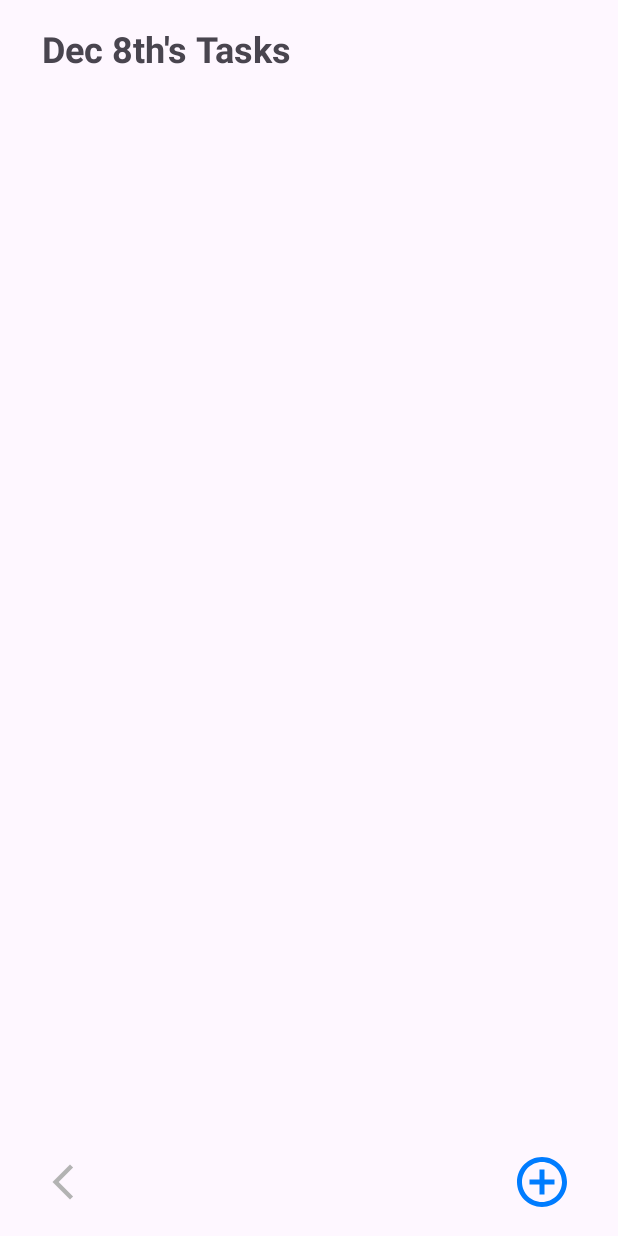
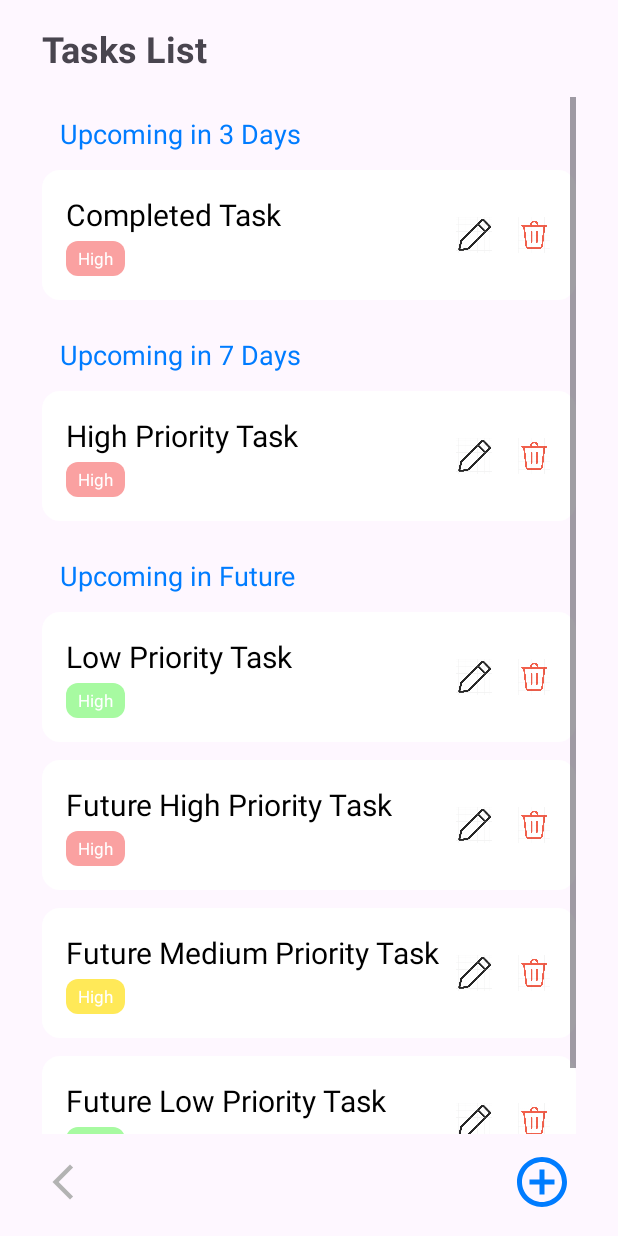
Before and after one commit to lamooji/Memomate, an Android app: the fragment ViewTaskListFragment shown on its own in the app's theme, on a phone screen of 412 x 824 dp. Run offline under Robolectric (Android 15) with nearby library versions, the phone set to English and light mode, and no system bars; our stand-ins replace Room's generated code.

Commit message:
working calendar function and edit

```diff
--- a/app/src/main/java/com/cs407/memoMate/CalendarFragment.kt
+++ b/app/src/main/java/com/cs407/memoMate/CalendarFragment.kt
@@ -104,6 +104,10 @@ class CalendarFragment : Fragment(R.layout.fragment_calendar) {
             loadTasksForCurrentMonth()
             dateSelector.updateMonth(currentMonth)
         }
+
+        val backButton = view.findViewById<ImageView>(R.id.going_back_calendar)
+        backButton.setOnClickListener { requireActivity().onBackPressedDispatcher.onBackPressed() }
+
     }
 
     private fun setupWeekTitle(titlesContainer: LinearLayout) {
@@ -176,6 +180,4 @@ class CalendarFragment : Fragment(R.layout.fragment_calendar) {
             .commit()
     }
 
-
-
 }
--- a/app/src/main/java/com/cs407/memoMate/Data/NoteDatabase.kt
+++ b/app/src/main/java/com/cs407/memoMate/Data/NoteDatabase.kt
@@ -41,15 +41,31 @@ interface TaskDao {
     @Query("SELECT COUNT(*) FROM task_list")
     suspend fun getTaskCount(): Int
 
-    @Query("SELECT * FROM task_list WHERE julianday(ddl) - julianday(:currentDate) < 3 AND julianday(ddl) >= julianday(:currentDate)")
+    @Query("""
+    SELECT *
+    FROM task_list
+    WHERE julianday(ddl) - julianday(:currentDate) < 3
+      AND julianday(ddl) >= julianday(:currentDate)
+    """)
     suspend fun getTasksWithinThreeDays(currentDate: String): List<Task>
 
-    @Query("SELECT * FROM task_list WHERE julianday(ddl / 1000, 'unixepoch') - julianday(:currentDate) > 3 AND julianday(ddl / 1000, 'unixepoch') - julianday(:currentDate) <= 5")
+    @Query("""
+    SELECT *
+    FROM task_list
+    WHERE julianday(ddl) - julianday(:currentDate) > 3
+      AND julianday(ddl) - julianday(:currentDate) <= 5
+    """)
     suspend fun getTasksBetweenThreeAndFiveDays(currentDate: String): List<Task>
 
-    @Query("SELECT * FROM task_list WHERE julianday(ddl / 1000, 'unixepoch') - julianday(:currentDate) > 7")
+    @Query("""
+    SELECT *
+    FROM task_list
+    WHERE julianday(ddl) - julianday(:currentDate) > 7
+    """)
     suspend fun getTasksAfterSevenDays(currentDate: String): List<Task>
+
 }
+
 
 @Database(entities = [Task::class], version = 2)
 abstract class NoteDatabase : RoomDatabase() {
--- a/app/src/main/java/com/cs407/memoMate/MainPageFragment.kt
+++ b/app/src/main/java/com/cs407/memoMate/MainPageFragment.kt
@@ -69,8 +69,6 @@ class MainPageFragment : Fragment(), AddTaskMenu.TaskDialogListener {
                 .addToBackStack(null)
                 .commit()
         }
-
-
     }
 
     private fun showEditTaskDialog() {
--- a/app/src/main/java/com/cs407/memoMate/ViewTaskListFragment.kt
+++ b/app/src/main/java/com/cs407/memoMate/ViewTaskListFragment.kt
@@ -7,6 +7,7 @@ import android.view.View
 import android.view.ViewGroup
 import android.widget.*
 import androidx.fragment.app.Fragment
+import androidx.lifecycle.lifecycleScope
 import androidx.recyclerview.widget.LinearLayoutManager
 import androidx.recyclerview.widget.RecyclerView
 import com.cs407.memoMate.Data.NoteDatabase
@@ -23,6 +24,8 @@ class ViewTaskListFragment : Fragment() {
     private lateinit var taskRecyclerView: RecyclerView
     private lateinit var taskListAdapter: TaskListAdapter
     private lateinit var database: NoteDatabase
+    private val dateFormat = SimpleDateFormat("MM/dd/yyyy", Locale.getDefault()) // Use consistent format
+
 
     override fun onCreateView(
         inflater: LayoutInflater, container: ViewGroup?,
@@ -30,21 +33,11 @@ class ViewTaskListFragment : Fragment() {
     ): View? {
         val view = inflater.inflate(R.layout.fragment_view_task_list, container, false)
 
-        // Retrieve the selected date
-        val selectedDateStr = arguments?.getString("selected_date")
-        val selectedDate: Date = selectedDateStr?.let {
-            val dateFormat = SimpleDateFormat("yyyy-MM-dd", Locale.getDefault())
-            dateFormat.parse(it)
-        } ?: Date() // Default to today's date if no date is passed
-
+        // Retrieve the selected date or default to today's date
+        val selectedDate: String = arguments?.getString("selected_date") ?: dateFormat.format(Date())
 
         val sectionTitle = view.findViewById<TextView>(R.id.section_title)
-        if (selectedDate != null) {
-            val formattedDate = formatDateWithSuffix(selectedDate)
-            sectionTitle.text = "$formattedDate's Tasks"
-        } else {
         sectionTitle.text = "Tasks List"
-        }
 
         // Initialize RecyclerView
         taskRecyclerView = view.findViewById(R.id.task_recycler_view)
@@ -73,7 +66,9 @@ class ViewTaskListFragment : Fragment() {
         return view
     }
 
-    private fun formatDateWithSuffix(date: Date): String {
+    private fun formatDateWithSuffix(date: Date?): String {
+        if (date == null) return "Invalid Date" // Handle null case
+
         val dayFormat = SimpleDateFormat("d", Locale.getDefault())
         val monthFormat = SimpleDateFormat("MMM", Locale.getDefault())
         val day = dayFormat.format(date).toInt()
@@ -103,7 +98,7 @@ class ViewTaskListFragment : Fragment() {
 
         // Pre-fill fields with task details
         nameEditText.setText(task.noteTitle)
-        ddlEditText.setText(SimpleDateFormat("yyyy-MM-dd", Locale.getDefault()).format(task.ddl))
+        ddlEditText.setText(task.ddl) // Directly set the `ddl` as a string
         importanceEditText.setText(task.significance.toString())
         finishedCheckbox.isChecked = task.finished
         noteEditText.setText(task.noteAbstract)
@@ -125,21 +120,25 @@ class ViewTaskListFragment : Fragment() {
             val updatedFinished = finishedCheckbox.isChecked
             val updatedNote = noteEditText.text.toString()
 
-            val updatedDdlDate = SimpleDateFormat("yyyy-MM-dd", Locale.getDefault()).parse(updatedDdl) ?: Date()
+            // Validate the `updatedDdl` format
+            if (!isValidDateFormat(updatedDdl)) {
+                ddlEditText.error = "Invalid date format. Use MM/dd/yyyy."
+                return@setOnClickListener
+            }
 
             // Update task in database
             GlobalScope.launch(Dispatchers.IO) {
                 database.taskDao().updateTask(
                     task.copy(
                         noteTitle = updatedName,
-                        ddl = updatedDdlDate,
+                        ddl = updatedDdl, // No parsing needed, use `ddl` as string
                         significance = updatedImportance,
                         finished = updatedFinished,
                         noteAbstract = updatedNote
                     )
                 )
                 withContext(Dispatchers.Main) {
-                    loadGroupedTasks(updatedDdlDate) // Refresh the UI
+                    loadGroupedTasks(updatedDdl) // Refresh the UI
                     dialog.dismiss()
                 }
             }
@@ -148,17 +147,40 @@ class ViewTaskListFragment : Fragment() {
         dialog.show()
     }
 
-    private fun loadGroupedTasks(selectedDate: Date) {
-        val dateFormat = SimpleDateFormat("yyyy-MM-dd", Locale.getDefault())
-        val formattedSelectedDate = dateFormat.format(selectedDate)
+    // Helper function to validate date format
+    private fun isValidDateFormat(date: String): Boolean {
+        return try {
+            dateFormat.isLenient = false
+            dateFormat.parse(date) != null
+        } catch (e: Exception) {
+            false
+        }
+    }
 
-        GlobalScope.launch(Dispatchers.IO) {
-            val tasksWithinThreeDays = database.taskDao().getTasksWithinThreeDays(formattedSelectedDate)
-            val tasksBetweenThreeAndFiveDays = database.taskDao().getTasksBetweenThreeAndFiveDays(formattedSelectedDate)
-            val tasksAfterSevenDays = database.taskDao().getTasksAfterSevenDays(formattedSelectedDate)
+    private fun loadGroupedTasks(selectedDate: String) {
+        lifecycleScope.launch(Dispatchers.IO) {
+            try {
+                val allTasks = database.taskDao().getAllTasks()
+                val groupedItems = mutableListOf<Any>()
 
-            withContext(Dispatchers.Main) {
-                val groupedItems = mutableListOf<Any>()
+                val selectedDateParsed = dateFormat.parse(selectedDate)
+
+                if (selectedDateParsed != null) {
+                    val tasksWithinThreeDays = allTasks.filter { task ->
+                        val taskDate = dateFormat.parse(task.ddl)
+                        taskDate != null && (taskDate.time - selectedDateParsed.time) / (1000 * 60 * 60 * 24) in 0..2
+                    }
+
+                    val tasksBetweenThreeAndFiveDays = allTasks.filter { task ->
+                        val taskDate = dateFormat.parse(task.ddl)
+                        taskDate != null && (taskDate.time - selectedDateParsed.time) / (1000 * 60 * 60 * 24) in 3..5
+                    }
+
+                    val tasksAfterSevenDays = allTasks.filter { task ->
+                        val taskDate = dateFormat.parse(task.ddl)
+                        taskDate != null && (taskDate.time - selectedDateParsed.time) / (1000 * 60 * 60 * 24) > 7
+                    }
+
                     if (tasksWithinThreeDays.isNotEmpty()) {
                         groupedItems.add("Upcoming in 3 Days")
                         groupedItems.addAll(tasksWithinThreeDays)
@@ -171,7 +193,18 @@ class ViewTaskListFragment : Fragment() {
                         groupedItems.add("Upcoming in Future")
                         groupedItems.addAll(tasksAfterSevenDays)
                     }
+                } else {
+                    groupedItems.add("Invalid selected date.")
+                }
+
+                withContext(Dispatchers.Main) {
                     taskListAdapter.updateTaskItems(groupedItems)
+                }
+            } catch (e: Exception) {
+                withContext(Dispatchers.Main) {
+                    Log.e("loadGroupedTasks", "Error: ${e.message}")
+                    taskListAdapter.updateTaskItems(listOf("Failed to load tasks."))
+                }
             }
         }
     }
@@ -191,7 +224,8 @@ class ViewTaskListFragment : Fragment() {
         val newTask = Task(
             noteId = 0, // Default ID for a new task
             significance = 1, // Default significance level
-            ddl = Date(), // Default deadline as the current date
+            importance = 1,
+            ddl = "", // Default deadline as the current date
             finished = false, // Default unfinished state
             noteTitle = "", // Empty title for a new task
             noteAbstract = "" // Empty abstract for a new task
```
Also changed, not shown: app/src/main/java/com/cs407/memoMate/ScreenFragment.kt (+9 -0 lines), app/src/main/java/com/cs407/memoMate/SelectDateTaskListFragment.kt (+33 -21 lines), app/src/main/res/layout/fragment_calendar.xml (+22 -1 lines), 1 other file. Lines whose indentation alone changed are shown as unchanged.
